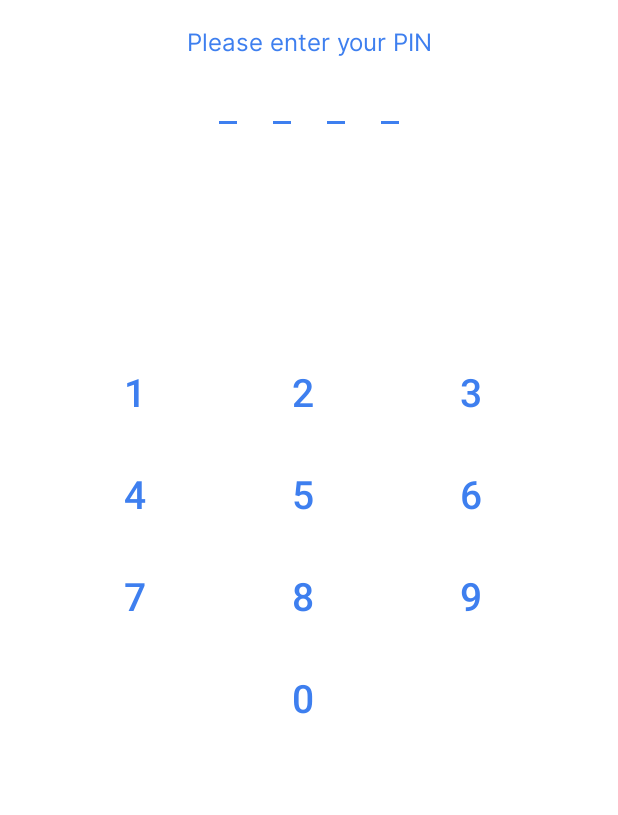
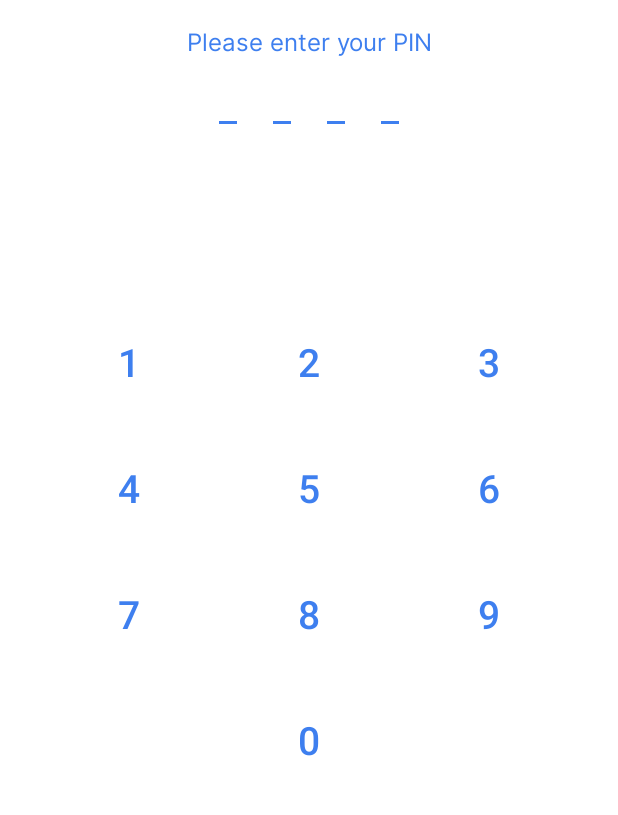
Before and after one commit to grin-wallet/scalar, an Android app: the screen it shows after launch (PinActivity), on a phone screen of 412 x 824 dp, the part 258-1073 px from its top. Run offline under Robolectric (Android 15) with nearby library versions, the phone set to English and light mode, and no system bars.

Commit message:
Fix the PinView buttons

```diff
--- a/app/src/main/res/drawable/keypad_button_background.xml
+++ b/app/src/main/res/drawable/keypad_button_background.xml
@@ -1,10 +1,6 @@
 <?xml version="1.0" encoding="utf-8"?>
 <selector xmlns:android="http://schemas.android.com/apk/res/android">
-    <item android:state_pressed="true">
-        <shape android:shape="oval">
-            <solid android:color="@color/light_blue"/>
-        </shape>
-    </item>
-
-    <item android:drawable="@android:color/transparent"/>
+    <item
+        android:state_pressed="true"
+        android:drawable="@drawable/ripple"/>
 </selector>
--- /dev/null
+++ b/app/src/main/res/drawable/ripple.xml
@@ -0,0 +1,10 @@
+<?xml version="1.0" encoding="UTF-8"?>
+<ripple xmlns:android="http://schemas.android.com/apk/res/android"
+    android:color="@color/white">
+    <item>
+        <shape android:shape="oval">
+            <solid android:color="#1AFFFFFF"/>
+        </shape>
+        <color android:color="#FFF"/>
+    </item>
+</ripple>
--- a/app/src/main/res/layout/activity_pin.xml
+++ b/app/src/main/res/layout/activity_pin.xml
@@ -60,9 +60,9 @@
             android:layout_height="wrap_content"
             android:layout_marginStart="@dimen/margin_padding_size_medium_large"
             android:layout_marginEnd="@dimen/margin_padding_size_medium_large"
-            app:keypadButtonSize="@dimen/margin_padding_size_xxxlarge"
+            app:keypadButtonSize="72dp"
             app:keypadDeleteButtonPressedColor="@color/colorAccent"
-            app:keypadDeleteButtonSize="@dimen/margin_padding_size_medium_large"
+            app:keypadDeleteButtonSize="36dp"
             app:keypadHorizontalSpacing="@dimen/margin_padding_size_xxlarge"
             app:keypadShowDeleteButton="true"
             app:keypadTextColor="@color/colorAccent"
--- a/pinlockview/build.gradle
+++ b/pinlockview/build.gradle
@@ -31,7 +31,7 @@ android {
     compileSdkVersion 28
 
     defaultConfig {
-        minSdkVersion 16
+        minSdkVersion 26
         targetSdkVersion 28
         versionCode 5
         versionName "2.1.0"
```
